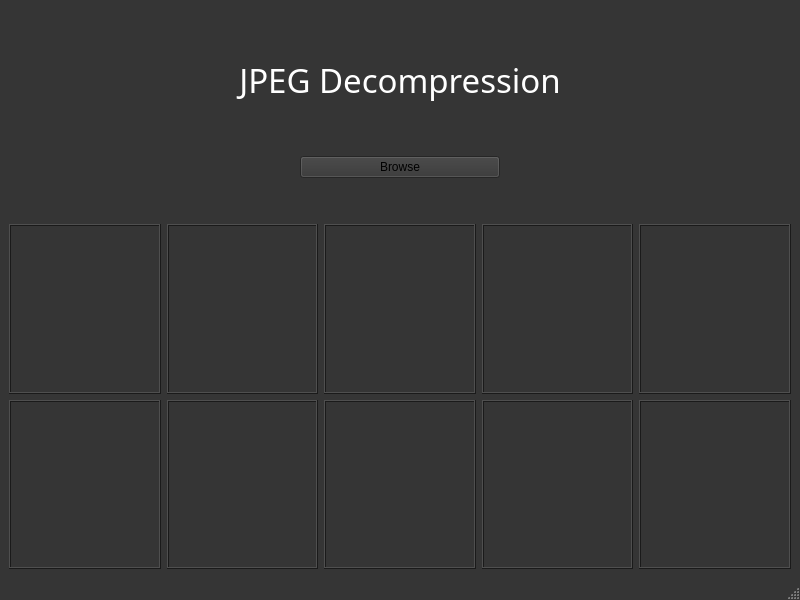
First picture: the form in Problem2/mainwindow.ui, repository alaagamal98/dsp-final-tasks, before the edit.
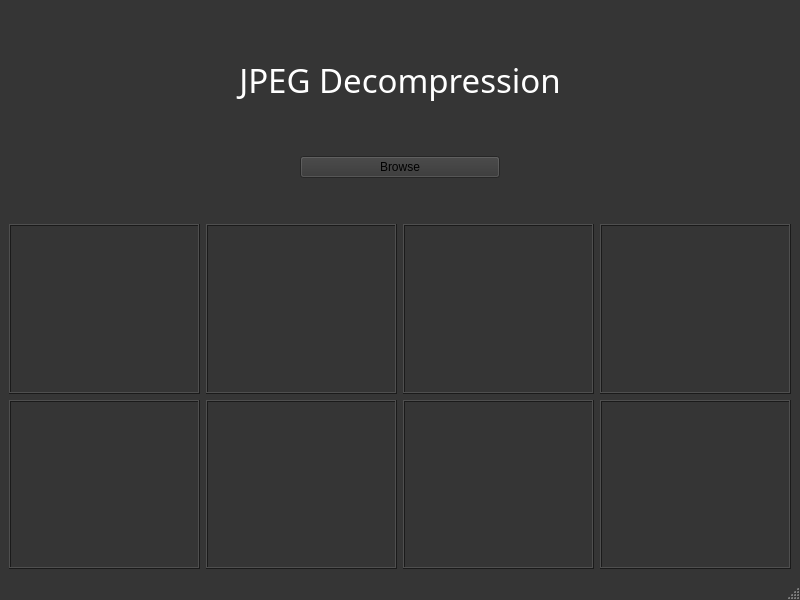
Second picture: the form after the edit.

The edit to the form file:
```diff
--- a/Problem2/mainwindow.ui
+++ b/Problem2/mainwindow.ui
@@ -593,26 +593,26 @@
           </property>
          </widget>
         </item>
-        <item>
-         <widget class="QLabel" name="Image5">
-          <property name="frameShape">
-           <enum>QFrame::Box</enum>
-          </property>
-          <property name="frameShadow">
-           <enum>QFrame::Raised</enum>
-          </property>
-          <property name="lineWidth">
-           <number>1</number>
-          </property>
-          <property name="text">
-           <string/>
-          </property>
-         </widget>
-        </item>
        </layout>
       </item>
       <item>
        <layout class="QHBoxLayout" name="horizontalLayout_2">
+        <item>
+         <widget class="QLabel" name="Image5">
+          <property name="frameShape">
+           <enum>QFrame::Box</enum>
+          </property>
+          <property name="frameShadow">
+           <enum>QFrame::Raised</enum>
+          </property>
+          <property name="lineWidth">
+           <number>1</number>
+          </property>
+          <property name="text">
+           <string/>
+          </property>
+         </widget>
+        </item>
         <item>
          <widget class="QLabel" name="Image6">
           <property name="frameShape">
@@ -661,38 +661,6 @@
           </property>
          </widget>
         </item>
-        <item>
-         <widget class="QLabel" name="Image9">
-          <property name="frameShape">
-           <enum>QFrame::Box</enum>
-          </property>
-          <property name="frameShadow">
-           <enum>QFrame::Raised</enum>
-          </property>
-          <property name="lineWidth">
-           <number>1</number>
-          </property>
-          <property name="text">
-           <string/>
-          </property>
-         </widget>
-        </item>
-        <item>
-         <widget class="QLabel" name="Image10">
-          <property name="frameShape">
-           <enum>QFrame::Box</enum>
-          </property>
-          <property name="frameShadow">
-           <enum>QFrame::Raised</enum>
-          </property>
-          <property name="lineWidth">
-           <number>1</number>
-          </property>
-          <property name="text">
-           <string/>
-          </property>
-         </widget>
-        </item>
        </layout>
       </item>
      </layout>
```
Left out of the diff: 2 changed lines with no effect on the pictures.
